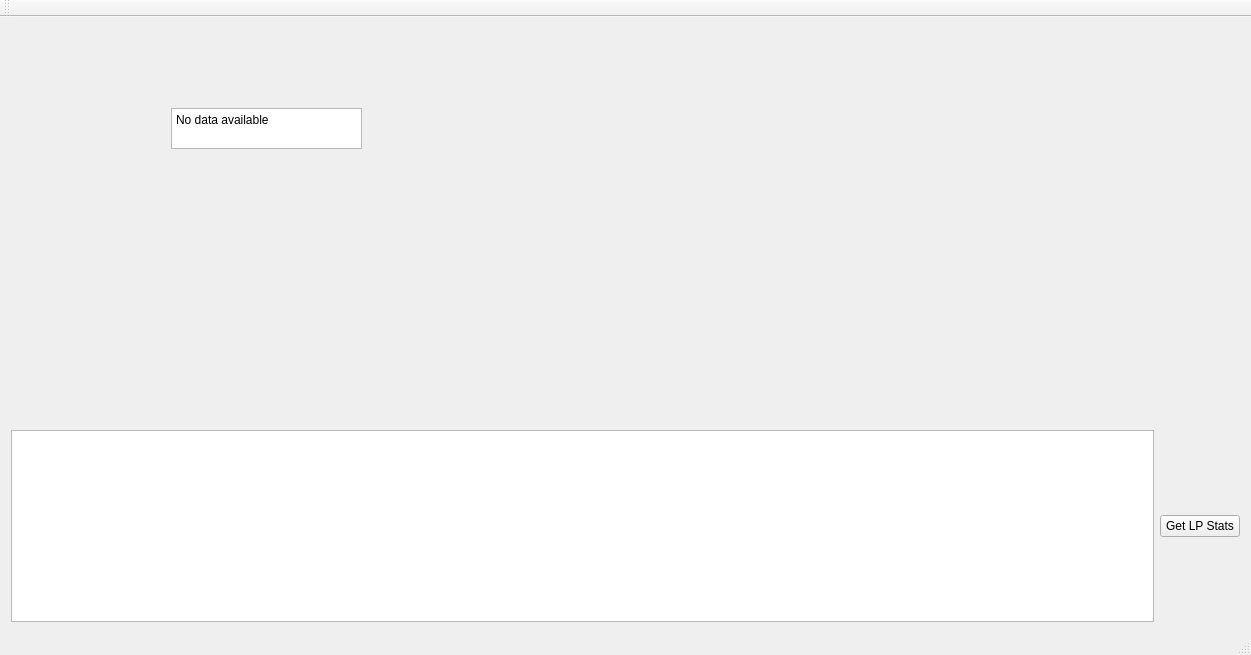
The window that mainwindow.ui (tontonmorale/pds-threaded-server) describes before a commit, drawn with Qt 5.
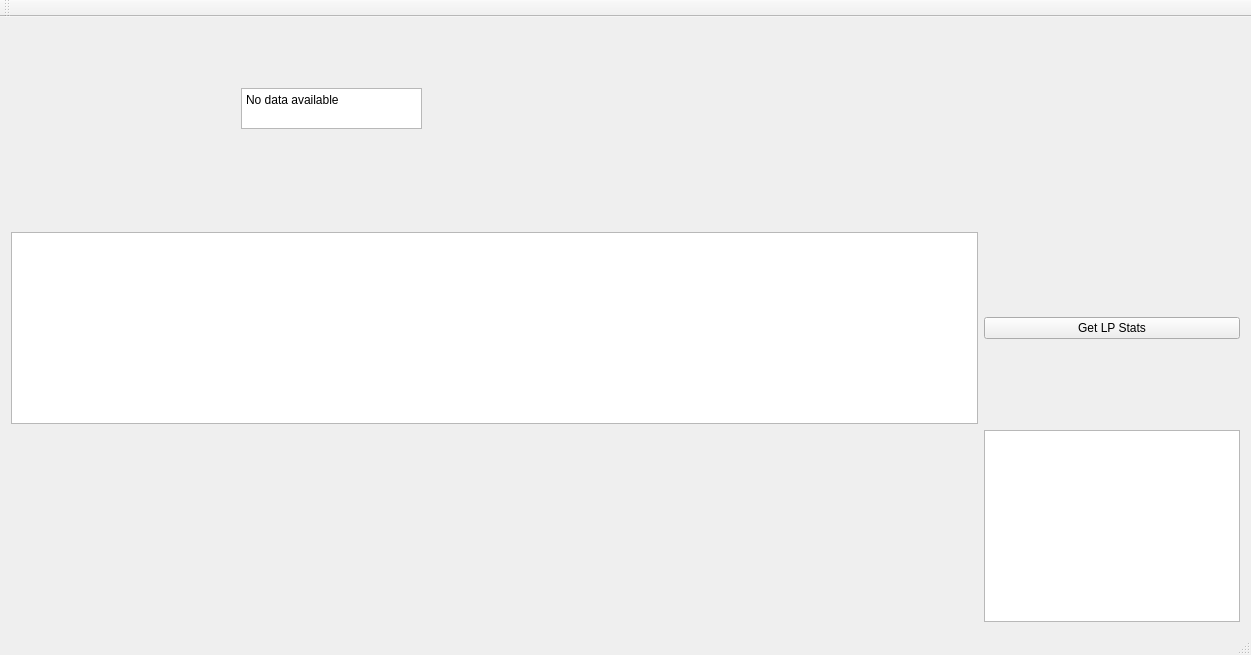
The same window after the commit. Custom widgets are drawn as their Qt base class.

```diff
--- a/mainwindow.ui
+++ b/mainwindow.ui
@@ -17,12 +17,18 @@
    <layout class="QGridLayout" name="gridLayout">
     <item row="0" column="0">
      <widget class="QChartView" name="countChartView" native="true">
+      <property name="sizePolicy">
+       <sizepolicy hsizetype="Expanding" vsizetype="Expanding">
+        <horstretch>0</horstretch>
+        <verstretch>0</verstretch>
+       </sizepolicy>
+      </property>
       <widget class="QPlainTextEdit" name="noChartData">
        <property name="geometry">
         <rect>
-         <x>160</x>
-         <y>80</y>
-         <width>191</width>
+         <x>230</x>
+         <y>60</y>
+         <width>181</width>
          <height>41</height>
         </rect>
        </property>
@@ -41,7 +47,7 @@
     <item row="1" column="0">
      <widget class="QPlainTextEdit" name="log">
       <property name="sizePolicy">
-       <sizepolicy hsizetype="Expanding" vsizetype="Preferred">
+       <sizepolicy hsizetype="Preferred" vsizetype="Preferred">
         <horstretch>0</horstretch>
         <verstretch>0</verstretch>
        </sizepolicy>
@@ -58,6 +64,19 @@
       </property>
      </widget>
     </item>
+    <item row="2" column="1">
+     <widget class="QPlainTextEdit" name="minute">
+      <property name="sizePolicy">
+       <sizepolicy hsizetype="Minimum" vsizetype="Minimum">
+        <horstretch>0</horstretch>
+        <verstretch>0</verstretch>
+       </sizepolicy>
+      </property>
+      <property name="readOnly">
+       <bool>true</bool>
+      </property>
+     </widget>
+    </item>
    </layout>
   </widget>
   <widget class="QMenuBar" name="menuBar">
```
Left out of the diff: 9 changed lines with no effect on the pictures.
